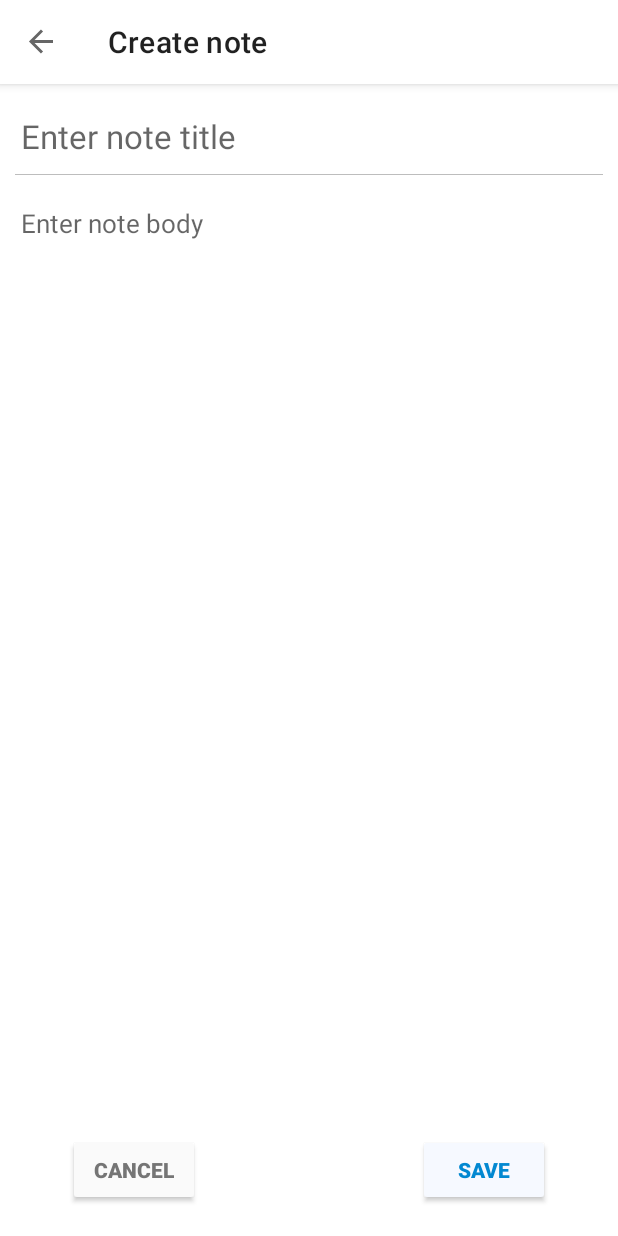
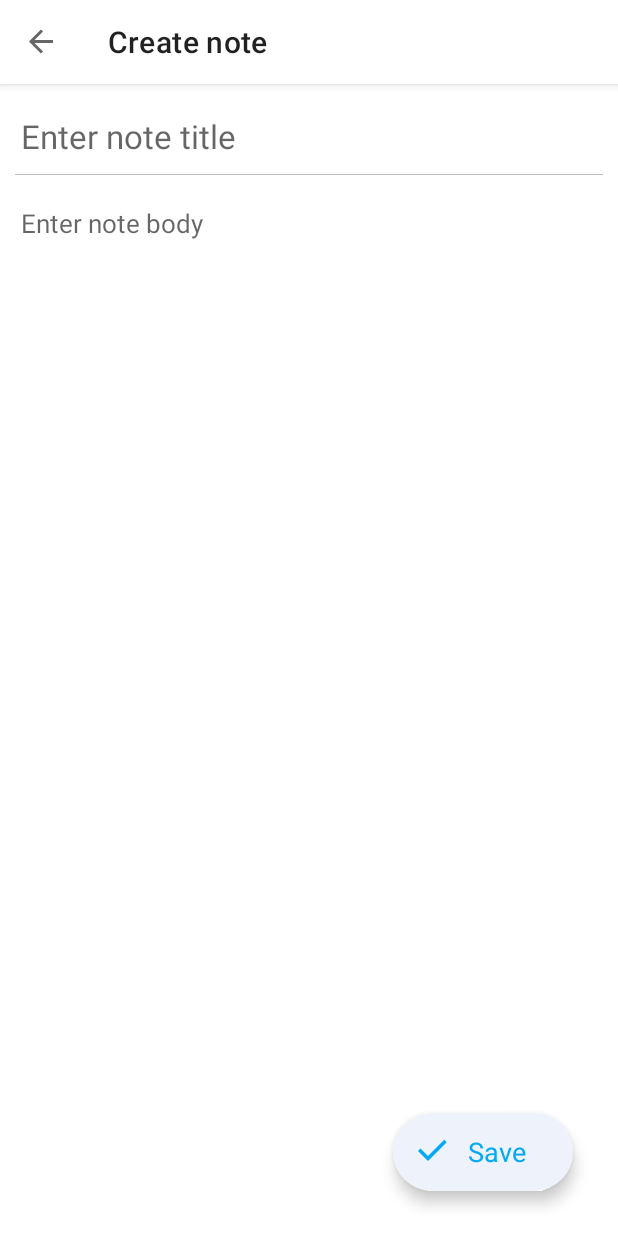
Before and after one commit to judahben149/Noteify, an Android app: the AddNoteFragment screen opened through its navigation route, on a phone screen of 412 x 824 dp. Run offline under Robolectric (Android 15) with nearby library versions, the phone set to English and light mode, and no system bars; our stand-ins replace Room's generated code, navigation-ui; libraries missing offline, so code that uses them is left out: org.ocpsoft.prettytime.

Commit message:
changed floating action buttons design

```diff
--- a/app/build.gradle
+++ b/app/build.gradle
@@ -103,4 +103,7 @@ dependencies {
     androidTestImplementation 'androidx.test.espresso:espresso-core:3.4.0'
     androidTestImplementation "org.mockito:mockito-core:2.21.0"
 
+    //Expandable FAB
+    implementation 'com.github.imtuann:FloatingActionButtonExpandable:1.1.2'
+
 }
--- a/app/src/main/java/com/judahben149/note/activities/MainActivity.kt
+++ b/app/src/main/java/com/judahben149/note/activities/MainActivity.kt
@@ -21,7 +21,6 @@ class MainActivity : AppCompatActivity() {
 
     private lateinit var navHostFragment: NavHostFragment
     private lateinit var navController: NavController
-//    private lateinit var mViewModel: NoteViewModel
 
     private lateinit var drawerLayout: DrawerLayout
     private lateinit var appBarConfiguration: AppBarConfiguration
--- a/app/src/main/java/com/judahben149/note/fragments/notes/AddNoteFragment.kt
+++ b/app/src/main/java/com/judahben149/note/fragments/notes/AddNoteFragment.kt
@@ -5,10 +5,13 @@ import androidx.fragment.app.Fragment
 import android.view.LayoutInflater
 import android.view.View
 import android.view.ViewGroup
+import androidx.activity.OnBackPressedCallback
 import androidx.lifecycle.ViewModelProvider
 import androidx.navigation.Navigation
+import com.google.android.material.dialog.MaterialAlertDialogBuilder
 import com.judahben149.note.R
 import com.judahben149.note.databinding.FragmentAddNoteBinding
+import com.judahben149.note.hideKeyboard
 import com.judahben149.note.model.Note
 import com.judahben149.note.viewmodel.NoteViewModel
 
@@ -25,12 +28,36 @@ class AddNoteFragment : Fragment() {
         _binding = FragmentAddNoteBinding.inflate(inflater, container, false)
         mViewmodel = ViewModelProvider(this).get(NoteViewModel::class.java)
 
-        binding.btnCancelAddNoteScreen.setOnClickListener {
-//            hideKeyboard()
-            Navigation.findNavController(binding.root).navigate(R.id.action_addNoteFragment_to_noteListFragment)
-        }
 
-        binding.btnSaveNoteAddNoteScreen.setOnClickListener {
+        activity?.onBackPressedDispatcher?.addCallback(
+            viewLifecycleOwner,
+            object : OnBackPressedCallback(true) {
+                override fun handleOnBackPressed() {
+
+                    val titleText = binding.etNoteTitleAddNoteScreen.text.toString()
+                    val bodyText = binding.etNoteBodyAddNoteScreen.text.toString()
+
+                    if (titleText.trim().isNotEmpty() || bodyText.trim().isNotEmpty()) {
+                        MaterialAlertDialogBuilder(requireContext())
+                            .setTitle(resources.getString(R.string.titleBackPressDialog))
+                            .setMessage(resources.getString(R.string.bodyBackPressDialog))
+                            .setNegativeButton(resources.getString(R.string.negativeButtonBackPressDialog)) { dialog, which ->
+                                hideKeyboard()
+                                Navigation.findNavController(binding.root)
+                                    .navigate(R.id.action_addNoteFragment_to_noteListFragment)
+                            }
+                            .setPositiveButton(resources.getString(R.string.positiveButtonBackPressDialog)) { dialog, which ->
+                                insertNoteToDatabase()
+                            }
+                            .show()
+                    } else {
+                        Navigation.findNavController(binding.root)
+                            .navigate(R.id.action_addNoteFragment_to_noteListFragment)
+                    }
+                }
+            })
+
+        binding.fabSaveNoteAddNoteScreen.setOnClickListener {
 //            hideKeyboard()
             insertNoteToDatabase()
         }
@@ -63,6 +90,7 @@ class AddNoteFragment : Fragment() {
         )
         mViewmodel.addNote(note)
 
-        Navigation.findNavController(binding.root).navigate(R.id.action_addNoteFragment_to_noteListFragment)
+        Navigation.findNavController(binding.root)
+            .navigate(R.id.action_addNoteFragment_to_noteListFragment)
     }
 }
--- /dev/null
+++ b/app/src/main/res/drawable/ic_check_mark.xml
@@ -0,0 +1,10 @@
+<vector xmlns:android="http://schemas.android.com/apk/res/android"
+    android:width="24dp"
+    android:height="24dp"
+    android:viewportWidth="24"
+    android:viewportHeight="24">
+  <path
+      android:fillColor="#FF000000"
+      android:pathData="M9.707,14.293l9.293,-9.293l1.414,1.414l-10.707,10.707l-5.707,-5.707l1.414,-1.414z"
+      android:fillType="evenOdd"/>
+</vector>
--- a/app/src/main/res/layout/fragment_add_note.xml
+++ b/app/src/main/res/layout/fragment_add_note.xml
@@ -33,6 +33,7 @@
 
 
     <ScrollView
+        android:id="@+id/scrollView_noteBody"
         android:layout_width="match_parent"
         android:layout_height="0dp"
         app:layout_constraintBottom_toBottomOf="parent"
@@ -59,29 +60,49 @@
     </ScrollView>
 
 
-    <Button
-        android:id="@+id/btn_saveNote_addNoteScreen"
+<!--    <Button-->
+<!--        android:id="@+id/fab_saveNote_addNoteScreen"-->
+<!--        android:layout_width="wrap_content"-->
+<!--        android:layout_height="wrap_content"-->
+<!--        style="@style/MyButtonStyle_Primary"-->
+<!--        android:layout_marginTop="15dp"-->
+<!--        android:layout_marginEnd="45dp"-->
+<!--        android:layout_marginBottom="20dp"-->
+<!--        android:elevation="7dp"-->
+<!--        android:text="@string/save"-->
+<!--        app:layout_constraintBottom_toBottomOf="parent"-->
+<!--        app:layout_constraintEnd_toEndOf="parent" />-->
+
+<!--    <Button-->
+<!--        android:id="@+id/btn_cancel_addNoteScreen"-->
+<!--        android:layout_width="wrap_content"-->
+<!--        android:layout_height="wrap_content"-->
+<!--        style="@style/MyButtonStyle_Secondary"-->
+<!--        android:layout_marginStart="45dp"-->
+<!--        android:layout_marginTop="15dp"-->
+<!--        android:layout_marginBottom="20dp"-->
+<!--        android:text="@string/cancel"-->
+<!--        app:layout_constraintBottom_toBottomOf="parent"-->
+<!--        app:layout_constraintStart_toStartOf="parent" />-->
+
+
+    <com.google.android.material.floatingactionbutton.ExtendedFloatingActionButton
+        android:id="@+id/fab_saveNote_addNoteScreen"
+        style="@style/myFAB"
         android:layout_width="wrap_content"
         android:layout_height="wrap_content"
-        style="@style/MyButtonStyle_Primary"
-        android:layout_marginTop="15dp"
-        android:layout_marginEnd="45dp"
-        android:layout_marginBottom="20dp"
-        android:elevation="7dp"
+        android:layout_marginEnd="30dp"
+        android:layout_marginBottom="30dp"
+        android:contentDescription="@string/save_note"
         android:text="@string/save"
+        android:textAllCaps="false"
+        android:textSize="18sp"
+        app:icon="@drawable/ic_check_mark"
+        app:iconPadding="10dp"
+        app:iconSize="28dp"
+        app:layout_anchor="@id/scrollView_noteBody"
+        app:layout_anchorGravity="bottom|end"
         app:layout_constraintBottom_toBottomOf="parent"
-        app:layout_constraintEnd_toEndOf="parent" />
-
-    <Button
-        android:id="@+id/btn_cancel_addNoteScreen"
-        android:layout_width="wrap_content"
-        android:layout_height="wrap_content"
-        style="@style/MyButtonStyle_Secondary"
-        android:layout_marginStart="45dp"
-        android:layout_marginTop="15dp"
-        android:layout_marginBottom="20dp"
-        android:text="@string/cancel"
-        app:layout_constraintBottom_toBottomOf="parent"
-        app:layout_constraintStart_toStartOf="parent" />
+        app:layout_constraintEnd_toEndOf="parent"/>
 
 </androidx.constraintlayout.widget.ConstraintLayout>
--- a/app/src/main/res/layout/fragment_deleted_note_list.xml
+++ b/app/src/main/res/layout/fragment_deleted_note_list.xml
@@ -4,7 +4,7 @@
     xmlns:tools="http://schemas.android.com/tools"
     android:layout_width="match_parent"
     android:layout_height="match_parent"
-    tools:context=".fragments.deletedNotes.DeletedNotesListFragment">
+    tools:context=".fragments.deletedNotes.DeletedNoteListFragment">
 
 
     <androidx.recyclerview.widget.RecyclerView
--- a/app/src/main/res/values-night/strings.xml
+++ b/app/src/main/res/values-night/strings.xml
@@ -50,4 +50,11 @@
 
     <string name="shortCutLabel">Create Note</string>
     <string name="shortCutLongLabel">Create a new Note</string>
+    <string name="compose">Compose</string>
+    <string name="save_note">Save note</string>
+
+    <string name="titleBackPressDialog">Exit without saving?</string>
+    <string name="bodyBackPressDialog">Are you sure you want to exit without saving? Note will not be saved.</string>
+    <string name="positiveButtonBackPressDialog">Save</string>
+    <string name="negativeButtonBackPressDialog">Exit</string>
 </resources>
--- a/app/src/main/res/values-night/themes.xml
+++ b/app/src/main/res/values-night/themes.xml
@@ -27,7 +27,7 @@
 
 
     <style name="myFAB" parent="Widget.MaterialComponents.FloatingActionButton">
-        <item name="backgroundTint">@color/light_blue</item>
+        <item name="backgroundTint">@color/dark_blue_tint</item>
         <item name="elevation">10dp</item>
         <item name="borderWidth">0dp</item>
     </style>
--- a/app/src/main/res/values/colors.xml
+++ b/app/src/main/res/values/colors.xml
@@ -6,10 +6,11 @@
     <color name="dark_blue">#0288D1</color>
     <color name="cyan">#B3E5FC</color>
     <color name="amber">#FFC107</color>
-    <color name="blue_tint">#F6F9FF</color>
+    <color name="blue_tint">#EEF2FA</color>
     <color name="grey_tint">#FAFAFA</color>
     <color name="primary_text">#212121</color>
     <color name="secondary_text">#757575</color>
     <color name="icons">#FFFFFF</color>
     <color name="divider">#BDBDBD</color>
+    <color name="dark_blue_tint">#8F9699</color>
 </resources>
--- a/app/src/main/res/values/strings.xml
+++ b/app/src/main/res/values/strings.xml
@@ -53,4 +53,11 @@
 
     <string name="shortCutLabel">Create Note</string>
     <string name="shortCutLongLabel">Create a new Note</string>
+    <string name="compose">Compose</string>
+    <string name="save_note">Save note</string>
+
+    <string name="titleBackPressDialog">Exit without saving?</string>
+    <string name="bodyBackPressDialog">Are you sure you want to exit without saving? Note will not be saved.</string>
+    <string name="positiveButtonBackPressDialog">Save</string>
+    <string name="negativeButtonBackPressDialog">Exit</string>
 </resources>
--- a/app/src/main/res/values/themes.xml
+++ b/app/src/main/res/values/themes.xml
@@ -26,7 +26,7 @@
     </style>
 
     <style name="myFAB" parent="Widget.MaterialComponents.FloatingActionButton">
-        <item name="backgroundTint">@color/white</item>
+        <item name="backgroundTint">@color/blue_tint</item>
         <item name="elevation">10dp</item>
         <item name="borderWidth">0dp</item>
     </style>
--- a/build.gradle
+++ b/build.gradle
@@ -20,6 +20,7 @@ task clean(type: Delete) {
     delete rootProject.buildDir
 }
 
+
 //task prefetchSdks() {
 //    AndroidSdk.ALL_SDKS.each { androidSdk ->
 //        doLast {
--- a/settings.gradle
+++ b/settings.gradle
@@ -3,6 +3,7 @@ dependencyResolutionManagement {
     repositories {
         google()
         mavenCentral()
+        maven{ url 'https://jitpack.io' }
         jcenter() // Warning: this repository is going to shut down soon
     }
 }
```
Also changed, not shown: app/src/main/res/drawable/ic_pencil_edit2.xml (added, +9 -0 lines), app/src/main/res/drawable/ic_pencil_edit_1.xml (added, +21 -0 lines), app/src/main/res/layout/fragment_note_list.xml (+14 -8 lines), app/src/main/res/drawable/ic_blue_plus.xml (renamed from app/src/main/res/drawable/ic_blue_plus_11965.xml).
